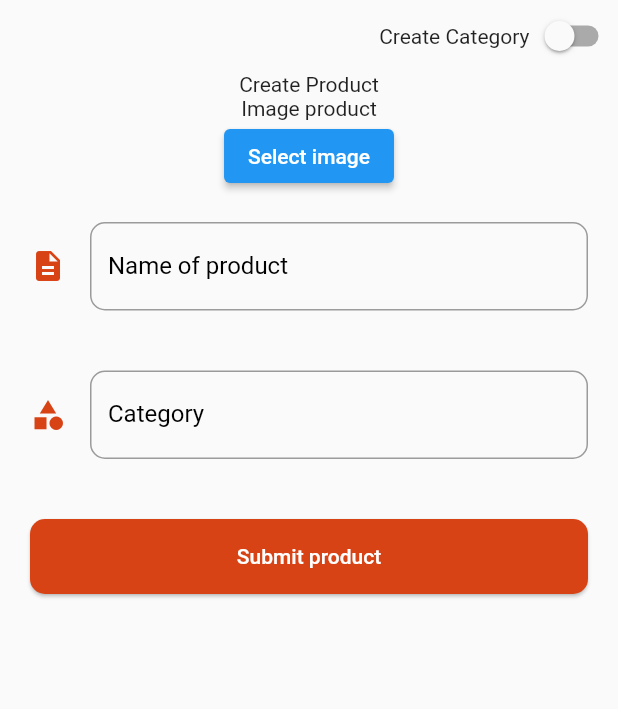
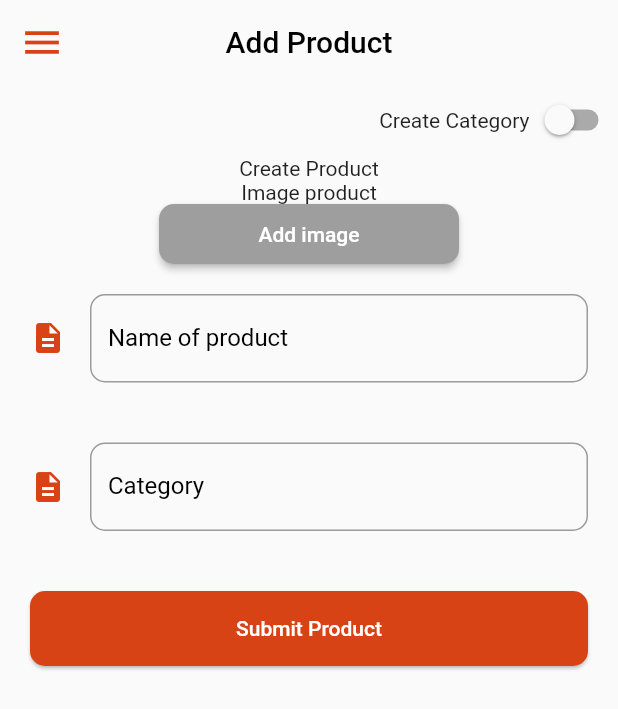
Before and after one commit to Lopez15-Hub/creative-thrive-challenge, a Flutter app: the FormCreateProductOrCategoryView screen opened directly, on a phone screen of 412 x 824 dp. Shown: the top 709 px of the screen. Run offline on Flutter 3.47's test engine with Material 2 defaults, Android fonts, the phone set to English and light mode, and no system bars; our stand-ins replace bloc, equatable, firebase_core, flutter_bloc, flutter_colorpicker; missing offline and left inert: drag_and_drop_lists; accounts and stored records are empty.

Commit message:
Extract widgets of views

```diff
--- /dev/null
+++ b/shop_market/lib/createProductOrCategory/bloc/title_changer/title_changer_bloc.dart
@@ -0,0 +1,11 @@
+import 'package:bloc/bloc.dart';
+import 'package:equatable/equatable.dart';
+part 'title_changer_event.dart';
+
+class TitleChangerBloc extends Bloc<TitleChangerEvent, bool> {
+  TitleChangerBloc() : super(false) {
+
+
+    on<ChangeTitle>((event, emit) => emit(event.formIndex));
+  }
+}
--- /dev/null
+++ b/shop_market/lib/createProductOrCategory/bloc/title_changer/title_changer_event.dart
@@ -0,0 +1,15 @@
+part of 'title_changer_bloc.dart';
+
+abstract class TitleChangerEvent extends Equatable {
+  const TitleChangerEvent();
+
+  @override
+  List<Object> get props => [];
+}
+
+class ChangeTitle extends TitleChangerEvent {
+  final bool formIndex;
+  const ChangeTitle(this.formIndex);
+  @override
+  List<Object> get props => [formIndex];
+}
--- /dev/null
+++ b/shop_market/lib/createProductOrCategory/create_product_or_category.dart
@@ -0,0 +1,3 @@
+export './bloc/title_changer/title_changer_bloc.dart';
+export './view/form_create_product_or_category_view.dart';
+export './widgets/widgets.dart';
--- a/shop_market/lib/createProductOrCategory/view/form_create_product_or_category_view.dart
+++ b/shop_market/lib/createProductOrCategory/view/form_create_product_or_category_view.dart
@@ -1,149 +1,37 @@
 import 'package:flutter/material.dart';
-import 'package:flutter_colorpicker/flutter_colorpicker.dart';
+import 'package:flutter_bloc/flutter_bloc.dart';
+import '../bloc/title_changer/title_changer_bloc.dart';
+import 'package:shop_market/createProductOrCategory/widgets/widgets.dart';
+import '../widgets/form_widgets/widgets.dart';
+import 'package:shop_market/home/home.dart';
 
-class FormCreateProductOrCategoryView extends StatefulWidget {
+class FormCreateProductOrCategoryView extends StatelessWidget {
   const FormCreateProductOrCategoryView({Key? key}) : super(key: key);
-  @override
-  State<FormCreateProductOrCategoryView> createState() =>
-      _FormCreateProductOrCategoryViewState();
-}
 
-class _FormCreateProductOrCategoryViewState
-    extends State<FormCreateProductOrCategoryView> {
-  bool formSelected = false;
   @override
   Widget build(BuildContext context) {
+    var scaffoldKeyForm = GlobalKey<ScaffoldState>();
     return Scaffold(
+      key: scaffoldKeyForm,
+      appBar: AppbarFormWidget(scaffoldKey: scaffoldKeyForm),
+      drawer: const DrawerWidget(),
       body: Column(
         children: [
           Row(
             mainAxisAlignment: MainAxisAlignment.end,
-            children: [
-              const Text("Create Category"),
-              Switch(
-                activeColor: Colors.white,
-                activeTrackColor: Colors.deepOrange[800],
-                value: formSelected,
-                onChanged: (value) {
-                  setState(() {
-                    formSelected = value;
-                  });
-                },
-              ),
+            children: const [
+              Text("Create Category"),
+              SwitchFormWidget(),
             ],
           ),
-          formSelected ? createProductCategory() : createProductForm(),
+
+          BlocBuilder<TitleChangerBloc, bool>(
+            builder: (context, currentForm) =>
+                !currentForm ? const ProductFormWidget() : const CategoryFormWidget(),
+          )
         ],
       ),
     );
   }
 
-  Widget customFormButtonSubmit(void Function() onPressed, String buttonLabel) {
-    return Padding(
-      padding: const EdgeInsets.all(20.0),
-      child: SizedBox(
-        width: double.infinity,
-        height: 50,
-        child: ElevatedButton(
-          onPressed: onPressed,
-          style: ElevatedButton.styleFrom(
-            elevation: 1,
-            shape: RoundedRectangleBorder(
-              borderRadius: BorderRadius.circular(10),
-            ),
-            primary: Colors.deepOrange[800],
-          ),
-          child: Text(buttonLabel),
-        ),
-      ),
-    );
-  }
-
-  Widget createProductForm() => Form(
-          child: Column(
-        children: [
-          const Text("Create Product"),
-          const Text("Image product"),
-          ElevatedButton(
-              onPressed: () => "",
-              child:const Text("Select image")),
-          customFormField(
-            TextInputType.text,
-            false,
-            'Name of product',
-            const Icon(
-              Icons.description,
-              color: Color.fromRGBO(216, 67, 21, 1),
-            ),
-          ),
-          customFormField(
-            TextInputType.text,
-            false,
-            'Category',
-            const Icon(
-              Icons.category,
-              color: Color.fromRGBO(216, 67, 21, 1),
-            ),
-          ),
-          customFormButtonSubmit(
-            () {},
-            'Submit product',
-          ),
-        ],
-      ));
-
-  Widget createProductCategory() => Form(
-          child: Column(
-        children: [
-          const Text("Create Category"),
-          customFormField(
-            TextInputType.text,
-            false,
-            'Category Name',
-            const Icon(
-              Icons.description,
-              color: Color.fromRGBO(216, 67, 21, 1),
-            ),
-          ),
-          const Text("Define color"),
-          showColorPicker(),
-          customFormButtonSubmit(
-            () {},
-            'Submit category',
-          ),
-        ],
-      ));
-
-  Widget customFormField(
-          TextInputType type, bool hideText, String label, Icon icon) =>
-      Padding(
-        padding: const EdgeInsets.all(20.0),
-        child: TextField(
-          keyboardType: type,
-          obscureText: hideText,
-          cursorColor: Colors.black,
-          decoration: InputDecoration(
-            labelText: label,
-            labelStyle: const TextStyle(color: Colors.black),
-            icon: icon,
-            border: OutlineInputBorder(
-              borderRadius: BorderRadius.circular(10),
-            ),
-            focusedBorder: OutlineInputBorder(
-              borderRadius: BorderRadius.circular(10),
-              borderSide:
-                  const BorderSide(color: Color.fromRGBO(216, 67, 21, 1)),
-            ),
-          ),
-        ),
-      );
-
-  ColorPicker showColorPicker() {
-    return ColorPicker(
-      pickerColor: Colors.deepPurple,
-      onColorChanged: (color) => print(color),
-    );
-  }
-
-
 }
--- /dev/null
+++ b/shop_market/lib/createProductOrCategory/widgets/custom_appbar_form_widget.dart
@@ -0,0 +1,30 @@
+import 'package:flutter/material.dart';
+import 'custom_dynamic_title_widget.dart';
+
+class AppbarFormWidget extends StatelessWidget with PreferredSizeWidget {
+  @override
+  final Size preferredSize;
+
+  AppbarFormWidget({Key? key, required this.scaffoldKey})
+      : preferredSize = const Size.fromHeight(56.0),
+        super(key: key);
+  final GlobalKey<ScaffoldState> scaffoldKey;
+  @override
+  Widget build(BuildContext context) {
+    return AppBar(
+      centerTitle: true,
+      backgroundColor: Colors.transparent,
+      elevation: 0,
+      title: const DynamicTitleWidget(),
+      toolbarHeight: 80,
+      leading: IconButton(
+        icon: const Icon(
+          Icons.menu_sharp,
+          color: Color.fromRGBO(216, 67, 21, 1),
+          size: 30,
+        ),
+        onPressed: () => scaffoldKey.currentState!.openDrawer(),
+      ),
+    );
+  }
+}
--- /dev/null
+++ b/shop_market/lib/createProductOrCategory/widgets/custom_dynamic_title_widget.dart
@@ -0,0 +1,21 @@
+import 'package:flutter/material.dart';
+import 'package:flutter_bloc/flutter_bloc.dart';
+import 'package:shop_market/createProductOrCategory/bloc/title_changer/title_changer_bloc.dart';
+
+class DynamicTitleWidget extends StatelessWidget {
+  const DynamicTitleWidget({
+    Key? key,
+  }) : super(key: key);
+
+  @override
+  Widget build(BuildContext context) {
+    return BlocBuilder<TitleChangerBloc, bool>(
+      builder: (context, formIndex) {
+        return Text(
+          formIndex ? 'Add Category' : 'Add Product',
+          style: const TextStyle(color: Colors.black),
+        );
+      },
+    );
+  }
+}
--- /dev/null
+++ b/shop_market/lib/createProductOrCategory/widgets/form_widgets/custom_button_small_widget.dart
@@ -0,0 +1,24 @@
+import 'package:flutter/material.dart';
+class CustomButtonSmallWidget extends StatelessWidget {
+  const CustomButtonSmallWidget({
+    Key? key,
+    required this.label,
+    required this.onPressed,
+  }) : super(key: key);
+  final String label;
+  final void Function () onPressed;
+  @override
+  Widget build(BuildContext context) {
+    return SizedBox(
+        height: 40,
+        width: 200,
+        child: ElevatedButton(
+          onPressed: onPressed,
+          style: ElevatedButton.styleFrom(
+              primary: Colors.grey,
+              shape: RoundedRectangleBorder(
+                  borderRadius: BorderRadius.circular(10))),
+          child: Text(label),
+        ));
+  }
+}
--- /dev/null
+++ b/shop_market/lib/createProductOrCategory/widgets/form_widgets/custom_form_button_submit_widget.dart
@@ -0,0 +1,28 @@
+import 'package:flutter/material.dart';
+
+class CustomFormButtonSubmitWidget extends StatelessWidget {
+  const CustomFormButtonSubmitWidget({Key? key, required this.onPressed, required this.buttonLabel}) : super(key: key);
+  final void Function() onPressed;
+  final String buttonLabel;
+  @override
+  Widget build(BuildContext context) {
+    return Padding(
+      padding: const EdgeInsets.all(20.0),
+      child: SizedBox(
+        width: double.infinity,
+        height: 50,
+        child: ElevatedButton(
+          onPressed: onPressed,
+          style: ElevatedButton.styleFrom(
+            elevation: 1,
+            shape: RoundedRectangleBorder(
+              borderRadius: BorderRadius.circular(10),
+            ),
+            primary: Colors.deepOrange[800],
+          ),
+          child: Text(buttonLabel),
+        ),
+      ),
+    );
+  }
+}
--- /dev/null
+++ b/shop_market/lib/createProductOrCategory/widgets/form_widgets/custom_form_field_widget.dart
@@ -0,0 +1,47 @@
+import 'package:flutter/material.dart';
+
+class CustomFormFieldWidget extends StatelessWidget {
+  const CustomFormFieldWidget(
+      {Key? key,
+      required this.keyboardType,
+      required this.obscureText,
+      required this.label,
+      required this.icon,
+      required this.onChanged,
+      required this.fieldController})
+      : super(key: key);
+  final TextInputType keyboardType;
+  final bool obscureText;
+  final String label;
+  final Icon icon;
+  final Function onChanged;
+  final TextEditingController fieldController;
+  @override
+  Widget build(BuildContext context) {
+    var outlineInputBorder = OutlineInputBorder(
+      borderRadius: BorderRadius.circular(10),
+    );
+    const edgeInsets = EdgeInsets.all(20.0);
+    var inputDecoration = InputDecoration(
+          labelText: label,
+          labelStyle: const TextStyle(color: Colors.black),
+          icon: icon,
+          border: outlineInputBorder,
+          focusedBorder: OutlineInputBorder(
+            borderRadius: BorderRadius.circular(10),
+            borderSide: const BorderSide(color: Color.fromRGBO(216, 67, 21, 1)),
+          ),
+        );
+    var cursorColor = Colors.black;
+    return Padding(
+      padding: edgeInsets,
+      child: TextField(
+        controller: fieldController,
+        keyboardType: keyboardType,
+        obscureText: obscureText,
+        cursorColor: cursorColor,
+        decoration: inputDecoration,
+      ),
+    );
+  }
+}
--- /dev/null
+++ b/shop_market/lib/createProductOrCategory/widgets/form_widgets/custom_switch_form_widget.dart
@@ -0,0 +1,26 @@
+import 'package:flutter/material.dart';
+import 'package:flutter_bloc/flutter_bloc.dart';
+
+import '../../bloc/title_changer/title_changer_bloc.dart';
+
+class SwitchFormWidget extends StatelessWidget {
+  const SwitchFormWidget({
+    Key? key,
+  }) : super(key: key);
+
+
+
+  @override
+  Widget build(BuildContext context) {
+    var titleChangerBloc = BlocProvider.of<TitleChangerBloc>(context);
+    return BlocBuilder<TitleChangerBloc, bool>(
+      builder: (context, currentForm) => Switch(
+        activeColor: Colors.white,
+        activeTrackColor: Colors.deepOrange[800],
+        value: currentForm,
+        onChanged: (currentForm) =>
+            titleChangerBloc.add(ChangeTitle(currentForm)),
+      ),
+    );
+  }
+}
--- /dev/null
+++ b/shop_market/lib/createProductOrCategory/widgets/form_widgets/widgets.dart
@@ -0,0 +1,4 @@
+export 'custom_switch_form_widget.dart';
+export 'custom_form_button_submit_widget.dart';
+export 'custom_form_field_widget.dart';
+export 'custom_button_small_widget.dart';
--- /dev/null
+++ b/shop_market/lib/createProductOrCategory/widgets/product_form_widget.dart
@@ -0,0 +1,41 @@
+import 'package:flutter/material.dart';
+
+import 'form_widgets/widgets.dart';
+
+class ProductFormWidget extends StatelessWidget {
+  const ProductFormWidget({Key? key}) : super(key: key);
+
+  @override
+  Widget build(BuildContext context) {
+    return Form(
+        child: Column(
+      children: [
+        const Text("Create Product"),
+        const Text("Image product"),
+        CustomButtonSmallWidget(label: 'Add image', onPressed: () {}),
+        CustomFormFieldWidget(
+            keyboardType: TextInputType.text,
+            obscureText: false,
+            label: 'Name of product',
+            icon: const Icon(
+              Icons.description,
+              color: Color.fromRGBO(216, 67, 21, 1),
+            ),
+            onChanged: () {},
+            fieldController: TextEditingController()),
+        CustomFormFieldWidget(
+            keyboardType: TextInputType.text,
+            obscureText: false,
+            label: 'Category',
+            icon: const Icon(
+              Icons.description,
+              color: Color.fromRGBO(216, 67, 21, 1),
+            ),
+            onChanged: () {},
+            fieldController: TextEditingController()),
+        CustomFormButtonSubmitWidget(
+            onPressed: () {}, buttonLabel: 'Submit Product')
+      ],
+    ));
+  }
+}
--- /dev/null
+++ b/shop_market/lib/createProductOrCategory/widgets/widgets.dart
@@ -0,0 +1,4 @@
+export 'custom_appbar_form_widget.dart';
+export 'custom_dynamic_title_widget.dart';
+export 'product_form_widget.dart';
+export 'custom_category_form_widget.dart';
--- a/shop_market/lib/shop_market.dart
+++ b/shop_market/lib/shop_market.dart
@@ -1,6 +1,7 @@
 import 'package:flutter/material.dart';
 import 'package:flutter_bloc/flutter_bloc.dart';
 import 'package:shop_market/home/home.dart';
+import 'createProductOrCategory/create_product_or_category.dart';
 
 class ShopMarket extends StatelessWidget {
   const ShopMarket({Key? key}) : super(key: key);
@@ -13,6 +14,9 @@ class ShopMarket extends StatelessWidget {
         BlocProvider<BottombarNavigationBloc>(
           create: (context) => BottombarNavigationBloc(),
         ),
+        BlocProvider<TitleChangerBloc>(
+          create: (context) => TitleChangerBloc(),
+        ),
       ],
       child: MaterialApp(
         debugShowCheckedModeBanner: false,
@@ -22,7 +26,7 @@ class ShopMarket extends StatelessWidget {
           floatingActionButtonLocation:
               FloatingActionButtonLocation.centerFloat,
           floatingActionButton: const FabWidget(),
-          drawer:const DrawerWidget(),
+          drawer: const DrawerWidget(),
           body: const PagesView(),
           bottomNavigationBar: const BottombarWidget(),
         ),
```
Also changed, not shown: shop_market/lib/createProductOrCategory/widgets/custom_category_form_widget.dart (added, +33 -0 lines), shop_market/lib/createProductOrCategory/widgets/form_widgets/custom_color_picker_widget.dart (added, +13 -0 lines), shop_market/lib/home/widgets/drawer_widget.dart (+33 -37 lines), shop_market/lib/home/widgets/fab_widget.dart (+15 -3 lines).
